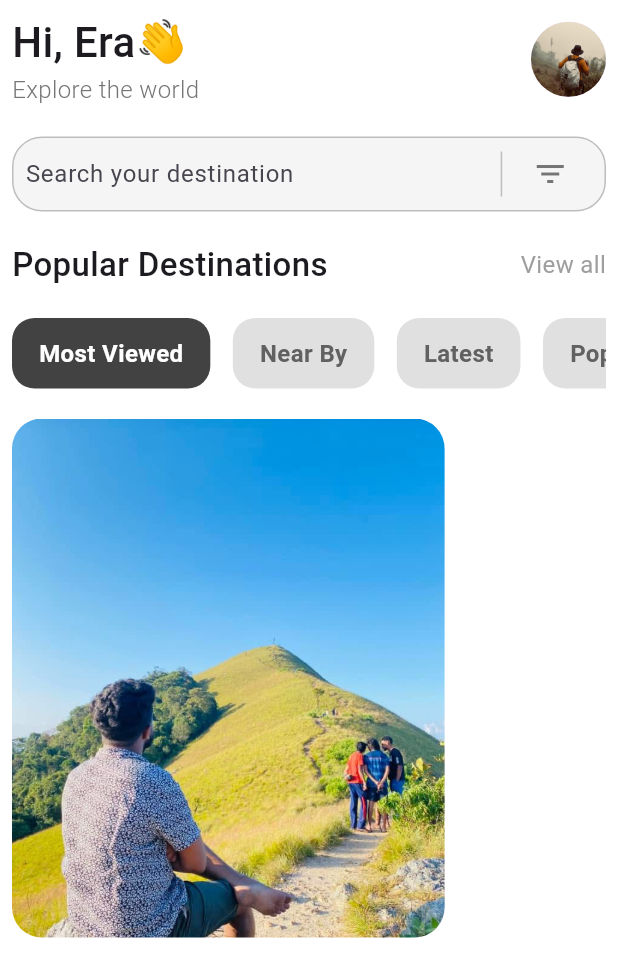
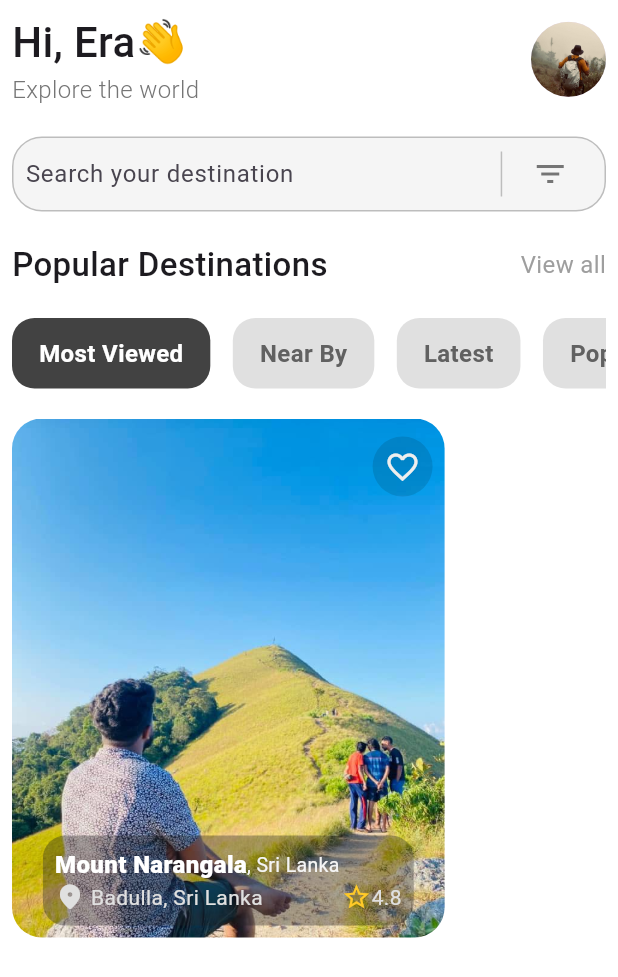
Before and after one commit to Eranga035225/app_for_travel_tales_flutter, a Flutter app: the screen it shows after launch, on a phone screen of 412 x 824 dp. Shown: the top 977 px of the screen. Run offline on Flutter 3.47's test engine with Material 3 defaults, Android fonts, the phone set to English and light mode, and no system bars; our stand-ins replace font_awesome_flutter, google_fonts.

Commit message:
bult container parts shwoing destinations

```diff
--- a/lib/screens/home_screen.dart
+++ b/lib/screens/home_screen.dart
@@ -205,6 +205,86 @@ class _HomeScreenState extends State<HomeScreen> {
 
               ),
 
+              child: Stack(
+                children: [
+                  Positioned(
+                    top: 12,right:8,
+                    child: CircleAvatar(
+                      radius: 20,
+                      child:Icon(Icons.favorite_border, color:Colors.grey.shade200,),
+                      backgroundColor: Colors.black.withAlpha(30),
+                    ),
+                  ),
+                  Align(
+                    alignment: Alignment.bottomCenter,
+                    child: Padding(
+                      padding: const EdgeInsets.only(bottom:8.0),
+                      child: Container(
+                        padding: EdgeInsets.all(8),
+                        width: size.width* 0.6,
+                        height: 60,
+                        decoration: BoxDecoration(
+
+                          color: Colors.grey.shade900.withAlpha(90),
+                          borderRadius: BorderRadius.circular(15)
+                        ),
+                        child:Column(
+                          children: [
+                            Row(
+                              crossAxisAlignment: CrossAxisAlignment.center,
+                              children: [
+                                Text('Mount Narangala', style:TextStyle(
+                                  color:Colors.white,
+                                  fontSize:16,
+                                  fontWeight: FontWeight.w800
+                                ),),
+                                Text(', Sri Lanka', style:TextStyle(
+                                  color:Colors.grey.shade100,
+                                  fontSize:13,
+                                  fontWeight: FontWeight.w400
+                                ),),
+                              ],
+
+                            ),
+                            Row(
+                              mainAxisAlignment: MainAxisAlignment.spaceBetween,
+                              children: [
+                                Row(
+                                  children: [
+                                    Icon(Icons.location_on_rounded, color: Colors.grey.shade300,size:20),
+                                    SizedBox(width:4,),
+                                    Text('Badulla, Sri Lanka', style:TextStyle(
+                                      color:Colors.grey.shade300,
+                                      fontSize:14,
+                                      fontWeight: FontWeight.w400
+                                    ),),
+
+
+
+                                  ],
+                                ),
+                                Row(children: [
+                                  Icon(Icons.star_border, color: Colors.amber.shade400,size: 20),
+                                  Text('4.8', style:TextStyle(
+                                    color:Colors.grey.shade300,
+                                    fontSize:14,
+                                    fontWeight: FontWeight.w400
+                                  ),),
+                                ],)
+                              ],
+                            )
+                          ],
+
+                        )
+                      ),
+                    ),
+                  )
+
+                ],
+
+
+              )
+
             )
 
 
```
